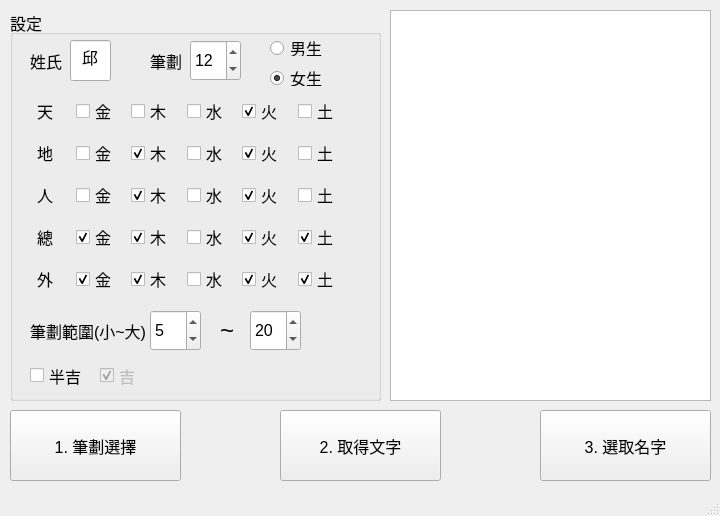
This is Naming.ui in maticchiu/Naming as Qt 5 draws it before an edit. The edited form follows.
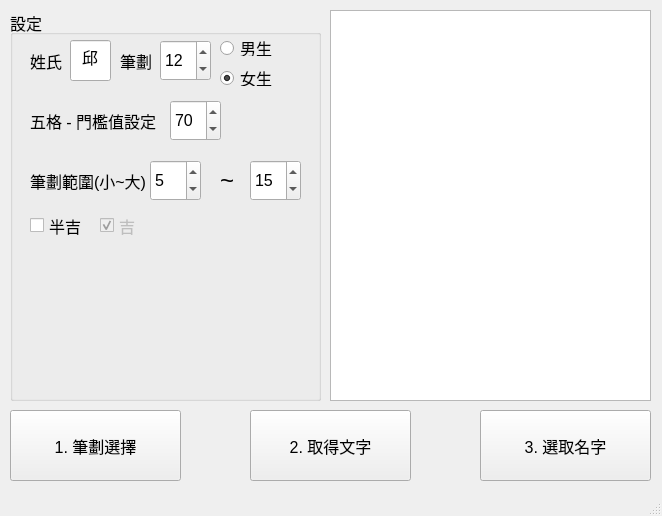
This is the edited form.

Commit message: add five level algorithm to get name count

The edit to the form file:
```diff
--- a/Naming.ui
+++ b/Naming.ui
@@ -6,7 +6,7 @@
    <rect>
     <x>0</x>
     <y>0</y>
-    <width>720</width>
+    <width>662</width>
     <height>516</height>
    </rect>
   </property>
@@ -22,7 +22,7 @@
    <widget class="QTextEdit" name="textEdit_Log">
     <property name="geometry">
      <rect>
-      <x>390</x>
+      <x>330</x>
       <y>10</y>
       <width>321</width>
       <height>391</height>
@@ -34,7 +34,7 @@
      <rect>
       <x>10</x>
       <y>10</y>
-      <width>371</width>
+      <width>311</width>
       <height>391</height>
      </rect>
     </property>
@@ -45,7 +45,7 @@
      <property name="geometry">
       <rect>
        <x>240</x>
-       <y>300</y>
+       <y>150</y>
        <width>51</width>
        <height>41</height>
       </rect>
@@ -55,15 +55,21 @@
        <pointsize>12</pointsize>
       </font>
      </property>
+     <property name="minimum">
+      <number>1</number>
+     </property>
+     <property name="maximum">
+      <number>30</number>
+     </property>
      <property name="value">
-      <number>20</number>
+      <number>15</number>
      </property>
     </widget>
     <widget class="QCheckBox" name="checkBox_HalfLuck">
      <property name="geometry">
       <rect>
        <x>20</x>
-       <y>350</y>
+       <y>200</y>
        <width>61</width>
        <height>31</height>
       </rect>
@@ -79,7 +85,7 @@
      <property name="geometry">
       <rect>
        <x>210</x>
-       <y>300</y>
+       <y>150</y>
        <width>21</width>
        <height>41</height>
       </rect>
@@ -97,7 +103,7 @@
      <property name="geometry">
       <rect>
        <x>140</x>
-       <y>300</y>
+       <y>150</y>
        <width>51</width>
        <height>41</height>
       </rect>
@@ -107,6 +113,12 @@
        <pointsize>12</pointsize>
       </font>
      </property>
+     <property name="minimum">
+      <number>1</number>
+     </property>
+     <property name="maximum">
+      <number>30</number>
+     </property>
      <property name="value">
       <number>5</number>
      </property>
@@ -114,7 +126,7 @@
     <widget class="QLabel" name="label_7">
      <property name="geometry">
       <rect>
-       <x>140</x>
+       <x>110</x>
        <y>30</y>
        <width>41</width>
        <height>41</height>
@@ -129,437 +141,11 @@
       <string>筆劃</string>
      </property>
     </widget>
-    <widget class="QWidget" name="gridLayoutWidget">
-     <property name="geometry">
-      <rect>
-       <x>10</x>
-       <y>80</y>
-       <width>327</width>
-       <height>211</height>
-      </rect>
-     </property>
-     <layout class="QGridLayout" name="gridLayout">
-      <item row="2" column="0">
-       <widget class="QLabel" name="label_3">
-        <property name="font">
-         <font>
-          <pointsize>12</pointsize>
-         </font>
-        </property>
-        <property name="text">
-         <string>人</string>
-        </property>
-        <property name="alignment">
-         <set>Qt::AlignCenter</set>
-        </property>
-       </widget>
-      </item>
-      <item row="0" column="1">
-       <widget class="QCheckBox" name="checkBox_Sky_Gold">
-        <property name="font">
-         <font>
-          <pointsize>12</pointsize>
-         </font>
-        </property>
-        <property name="text">
-         <string>金</string>
-        </property>
-       </widget>
-      </item>
-      <item row="0" column="4">
-       <widget class="QCheckBox" name="checkBox_Sky_Fire">
-        <property name="font">
-         <font>
-          <pointsize>12</pointsize>
-         </font>
-        </property>
-        <property name="text">
-         <string>火</string>
-        </property>
-        <property name="checked">
-         <bool>true</bool>
-        </property>
-       </widget>
-      </item>
-      <item row="0" column="0">
-       <widget class="QLabel" name="label">
-        <property name="font">
-         <font>
-          <pointsize>12</pointsize>
-         </font>
-        </property>
-        <property name="text">
-         <string>天</string>
-        </property>
-        <property name="alignment">
-         <set>Qt::AlignCenter</set>
-        </property>
-       </widget>
-      </item>
-      <item row="0" column="3">
-       <widget class="QCheckBox" name="checkBox_Sky_Water">
-        <property name="font">
-         <font>
-          <pointsize>12</pointsize>
-         </font>
-        </property>
-        <property name="text">
-         <string>水</string>
-        </property>
-       </widget>
-      </item>
-      <item row="1" column="0">
-       <widget class="QLabel" name="label_2">
-        <property name="font">
-         <font>
-          <pointsize>12</pointsize>
-         </font>
-        </property>
-        <property name="text">
-         <string>地</string>
-        </property>
-        <property name="alignment">
-         <set>Qt::AlignCenter</set>
-        </property>
-       </widget>
-      </item>
-      <item row="4" column="0">
-       <widget class="QLabel" name="label_5">
-        <property name="font">
-         <font>
-          <pointsize>12</pointsize>
-         </font>
-        </property>
-        <property name="text">
-         <string>外</string>
-        </property>
-        <property name="alignment">
-         <set>Qt::AlignCenter</set>
-        </property>
-       </widget>
-      </item>
-      <item row="0" column="2">
-       <widget class="QCheckBox" name="checkBox_Sky_Wood">
-        <property name="font">
-         <font>
-          <pointsize>12</pointsize>
-         </font>
-        </property>
-        <property name="text">
-         <string>木</string>
-        </property>
-       </widget>
-      </item>
-      <item row="3" column="0">
-       <widget class="QLabel" name="label_4">
-        <property name="font">
-         <font>
-          <pointsize>12</pointsize>
-         </font>
-        </property>
-        <property name="text">
-         <string>總</string>
-        </property>
-        <property name="alignment">
-         <set>Qt::AlignCenter</set>
-        </property>
-       </widget>
-      </item>
-      <item row="0" column="5">
-       <widget class="QCheckBox" name="checkBox_Sky_Earth">
-        <property name="font">
-         <font>
-          <pointsize>12</pointsize>
-         </font>
-        </property>
-        <property name="text">
-         <string>土</string>
-        </property>
-       </widget>
-      </item>
-      <item row="1" column="1">
-       <widget class="QCheckBox" name="checkBox_Ground_Gold">
-        <property name="font">
-         <font>
-          <pointsize>12</pointsize>
-         </font>
-        </property>
-        <property name="text">
-         <string>金</string>
-        </property>
-       </widget>
-      </item>
-      <item row="2" column="1">
-       <widget class="QCheckBox" name="checkBox_Person_Gold">
-        <property name="font">
-         <font>
-          <pointsize>12</pointsize>
-         </font>
-        </property>
-        <property name="text">
-         <string>金</string>
-        </property>
-       </widget>
-      </item>
-      <item row="3" column="1">
-       <widget class="QCheckBox" name="checkBox_Destiny_Gold">
-        <property name="font">
-         <font>
-          <pointsize>12</pointsize>
-         </font>
-        </property>
-        <property name="text">
-         <string>金</string>
-        </property>
-        <property name="checked">
-         <bool>true</bool>
-        </property>
-       </widget>
-      </item>
-      <item row="4" column="1">
-       <widget class="QCheckBox" name="checkBox_Fate_Gold">
-        <property name="font">
-         <font>
-          <pointsize>12</pointsize>
-         </font>
-        </property>
-        <property name="text">
-         <string>金</string>
-        </property>
-        <property name="checked">
-         <bool>true</bool>
-        </property>
-       </widget>
-      </item>
-      <item row="1" column="2">
-       <widget class="QCheckBox" name="checkBox_Ground_Wood">
-        <property name="font">
-         <font>
-          <pointsize>12</pointsize>
-         </font>
-        </property>
-        <property name="text">
-         <string>木</string>
-        </property>
-        <property name="checked">
-         <bool>true</bool>
-        </property>
-       </widget>
-      </item>
-      <item row="2" column="2">
-       <widget class="QCheckBox" name="checkBox_Person_Wood">
-        <property name="font">
-         <font>
-          <pointsize>12</pointsize>
-         </font>
-        </property>
-        <property name="text">
-         <string>木</string>
-        </property>
-        <property name="checked">
-         <bool>true</bool>
-        </property>
-       </widget>
-      </item>
-      <item row="3" column="2">
-       <widget class="QCheckBox" name="checkBox_Destiny_Wood">
-        <property name="font">
-         <font>
-          <pointsize>12</pointsize>
-         </font>
-        </property>
-        <property name="text">
-         <string>木</string>
-        </property>
-        <property name="checked">
-         <bool>true</bool>
-        </property>
-       </widget>
-      </item>
-      <item row="4" column="2">
-       <widget class="QCheckBox" name="checkBox_Fate_Wood">
-        <property name="font">
-         <font>
-          <pointsize>12</pointsize>
-         </font>
-        </property>
-        <property name="text">
-         <string>木</string>
-        </property>
-        <property name="checked">
-         <bool>true</bool>
-        </property>
-       </widget>
-      </item>
-      <item row="1" column="3">
-       <widget class="QCheckBox" name="checkBox_Ground_Water">
-        <property name="font">
-         <font>
-          <pointsize>12</pointsize>
-         </font>
-        </property>
-        <property name="text">
-         <string>水</string>
-        </property>
-       </widget>
-      </item>
-      <item row="2" column="3">
-       <widget class="QCheckBox" name="checkBox_Person_Water">
-        <property name="font">
-         <font>
-          <pointsize>12</pointsize>
-         </font>
-        </property>
-        <property name="text">
-         <string>水</string>
-        </property>
-       </widget>
-      </item>
-      <item row="3" column="3">
-       <widget class="QCheckBox" name="checkBox_Destiny_Water">
-        <property name="font">
-         <font>
-          <pointsize>12</pointsize>
-         </font>
-        </property>
-        <property name="text">
-         <string>水</string>
-        </property>
-       </widget>
-      </item>
-      <item row="4" column="3">
-       <widget class="QCheckBox" name="checkBox_Fate_Water">
-        <property name="font">
-         <font>
-          <pointsize>12</pointsize>
-         </font>
-        </property>
-        <property name="text">
-         <string>水</string>
-        </property>
-       </widget>
-      </item>
-      <item row="1" column="4">
-       <widget class="QCheckBox" name="checkBox_Ground_Fire">
-        <property name="font">
-         <font>
-          <pointsize>12</pointsize>
-         </font>
-        </property>
-        <property name="text">
-         <string>火</string>
-        </property>
-        <property name="checked">
-         <bool>true</bool>
-        </property>
-       </widget>
-      </item>
-      <item row="2" column="4">
-       <widget class="QCheckBox" name="checkBox_Person_Fire">
-        <property name="font">
-         <font>
-          <pointsize>12</pointsize>
-         </font>
-        </property>
-        <property name="text">
-         <string>火</string>
-        </property>
-        <property name="checked">
-         <bool>true</bool>
-        </property>
-       </widget>
-      </item>
-      <item row="3" column="4">
-       <widget class="QCheckBox" name="checkBox_Destiny_Fire">
-        <property name="font">
-         <font>
-          <pointsize>12</pointsize>
-         </font>
-        </property>
-        <property name="text">
-         <string>火</string>
-        </property>
-        <property name="checked">
-         <bool>true</bool>
-        </property>
-       </widget>
-      </item>
-      <item row="4" column="4">
-       <widget class="QCheckBox" name="checkBox_Fate_Fire">
-        <property name="font">
-         <font>
-          <pointsize>12</pointsize>
-         </font>
-        </property>
-        <property name="text">
-         <string>火</string>
-        </property>
-        <property name="checked">
-         <bool>true</bool>
-        </property>
-       </widget>
-      </item>
-      <item row="1" column="5">
-       <widget class="QCheckBox" name="checkBox_Ground_Earth">
-        <property name="font">
-         <font>
-          <pointsize>12</pointsize>
-         </font>
-        </property>
-        <property name="text">
-         <string>土</string>
-        </property>
-       </widget>
-      </item>
-      <item row="2" column="5">
-       <widget class="QCheckBox" name="checkBox_Person_Earth">
-        <property name="font">
-         <font>
-          <pointsize>12</pointsize>
-         </font>
-        </property>
-        <property name="text">
-         <string>土</string>
-        </property>
-       </widget>
-      </item>
-      <item row="3" column="5">
-       <widget class="QCheckBox" name="checkBox_Destiny_Earth">
-        <property name="font">
-         <font>
-          <pointsize>12</pointsize>
-         </font>
-        </property>
-        <property name="text">
-         <string>土</string>
-        </property>
-        <property name="checked">
-         <bool>true</bool>
-        </property>
-       </widget>
-      </item>
-      <item row="4" column="5">
-       <widget class="QCheckBox" name="checkBox_Fate_Earth">
-        <property name="font">
-         <font>
-          <pointsize>12</pointsize>
-         </font>
-        </property>
-        <property name="text">
-         <string>土</string>
-        </property>
-        <property name="checked">
-         <bool>true</bool>
-        </property>
-       </widget>
-      </item>
-     </layout>
-    </widget>
     <widget class="QLabel" name="label_8">
      <property name="geometry">
       <rect>
        <x>20</x>
-       <y>300</y>
+       <y>150</y>
        <width>121</width>
        <height>41</height>
       </rect>
@@ -580,7 +166,7 @@
      <property name="geometry">
       <rect>
        <x>90</x>
-       <y>350</y>
+       <y>200</y>
        <width>61</width>
        <height>31</height>
       </rect>
@@ -598,7 +184,7 @@
     <widget class="QSpinBox" name="spinBox_LastNameCount">
      <property name="geometry">
       <rect>
-       <x>180</x>
+       <x>150</x>
        <y>30</y>
        <width>51</width>
        <height>41</height>
@@ -653,7 +239,7 @@
     <widget class="QRadioButton" name="radioButton_Gender_Boy">
      <property name="geometry">
       <rect>
-       <x>260</x>
+       <x>210</x>
        <y>30</y>
        <width>75</width>
        <height>16</height>
@@ -666,7 +252,7 @@
     <widget class="QRadioButton" name="radioButton_Gender_Girl">
      <property name="geometry">
       <rect>
-       <x>260</x>
+       <x>210</x>
        <y>60</y>
        <width>75</width>
        <height>16</height>
@@ -679,11 +265,47 @@
       <bool>true</bool>
      </property>
     </widget>
+    <widget class="QLabel" name="label_10">
+     <property name="geometry">
+      <rect>
+       <x>20</x>
+       <y>90</y>
+       <width>131</width>
+       <height>41</height>
+      </rect>
+     </property>
+     <property name="font">
+      <font>
+       <pointsize>12</pointsize>
+      </font>
+     </property>
+     <property name="text">
+      <string>五格 - 門檻值設定</string>
+     </property>
+    </widget>
+    <widget class="QSpinBox" name="spinBox_FiveLevel_Threshold">
+     <property name="geometry">
+      <rect>
+       <x>160</x>
+       <y>90</y>
+       <width>51</width>
+       <height>41</height>
+      </rect>
+     </property>
+     <property name="font">
+      <font>
+       <pointsize>12</pointsize>
+      </font>
+     </property>
+     <property name="value">
+      <number>70</number>
+     </property>
+    </widget>
    </widget>
    <widget class="QPushButton" name="pushButton_SelectFullName">
     <property name="geometry">
      <rect>
-      <x>540</x>
+      <x>480</x>
       <y>410</y>
       <width>171</width>
       <height>71</height>
@@ -696,7 +318,7 @@
    <widget class="QPushButton" name="pushButton_SelectNameWord">
     <property name="geometry">
      <rect>
-      <x>280</x>
+      <x>250</x>
       <y>410</y>
       <width>161</width>
       <height>71</height>
```
The commit also changes 10 other files.
